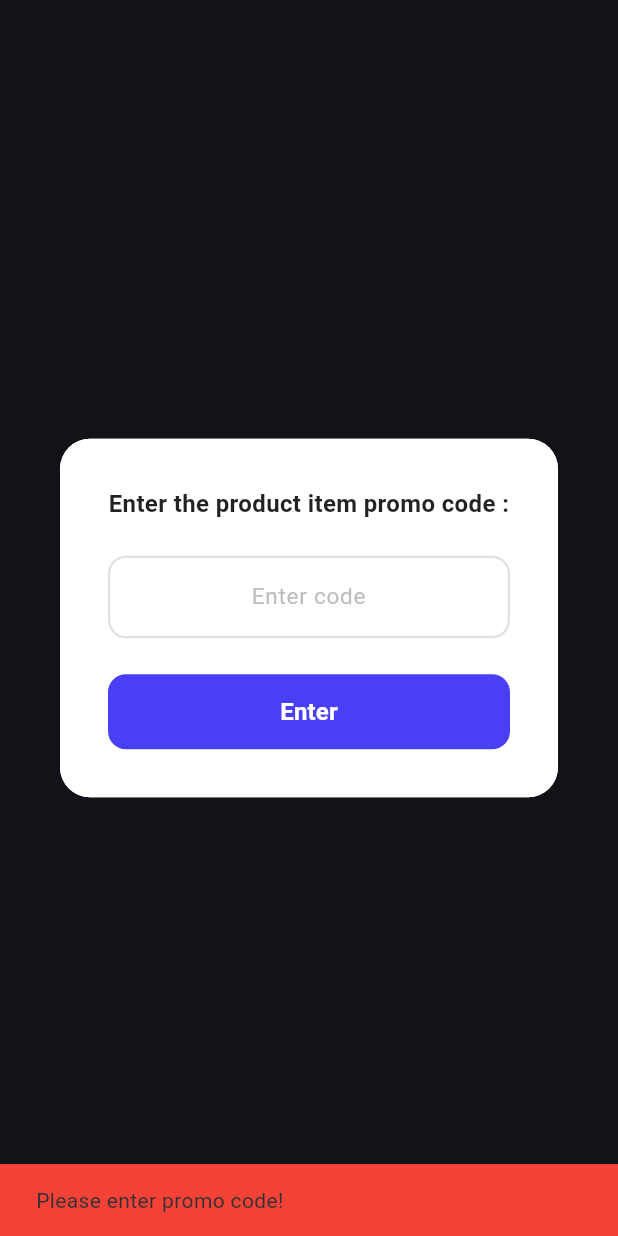
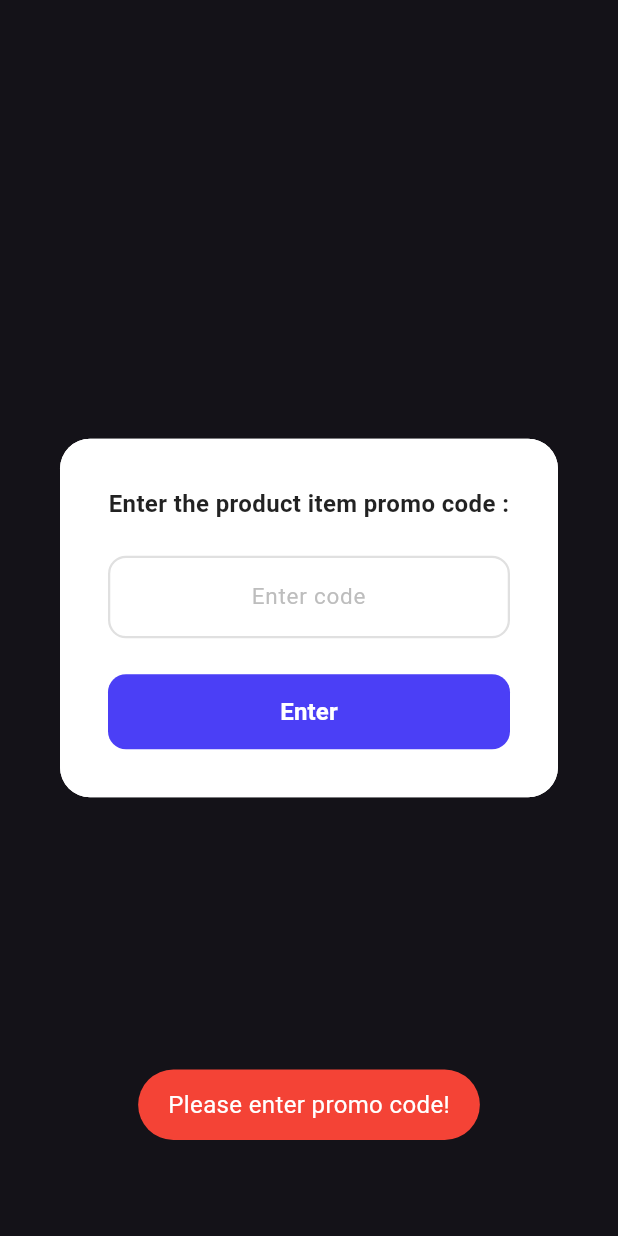
Before and after one commit to cjnsj/proyek_horeka_post_plus, a Flutter app: the PromoCodeDialog widget shown alone on an empty page, opened directly, after a tap on "Enter", on a phone screen of 412 x 824 dp. Run offline on Flutter 3.47's test engine with Material 3 defaults, Android fonts, the phone set to English and light mode, and no system bars; our stand-ins replace device_info_plus, equatable, flutter_bloc, flutter_svg, fluttertoast, image_picker and 2 more; missing offline and left inert: esc_pos_utils_plus, flutter_pos_printer_platform_image_3; accounts and stored records are empty.

Commit message:
refactor: Replace SnackBar with ToastUtils in promo_code_dialog.dart

```diff
--- a/lib/features/dashboard/dialogs/promo_code_dialog.dart
+++ b/lib/features/dashboard/dialogs/promo_code_dialog.dart
@@ -1,4 +1,5 @@
 import 'package:flutter/material.dart';
+import 'package:horeka_post_plus/core/utils/toast_utils.dart';
 import 'package:horeka_post_plus/features/dashboard/view/dashboard_constants.dart';
 
 class PromoCodeDialog extends StatefulWidget {
@@ -100,12 +101,7 @@ class _PromoCodeDialogState extends State<PromoCodeDialog> {
                   final code = _codeController.text.trim();
 
                   if (code.isEmpty) {
-                    ScaffoldMessenger.of(context).showSnackBar(
-                      const SnackBar(
-                        content: Text('Please enter promo code!'),
-                        backgroundColor: Colors.red,
-                      ),
-                    );
+                    ToastUtils.showErrorToast('Please enter promo code!');
                     return;
                   }
 
```
